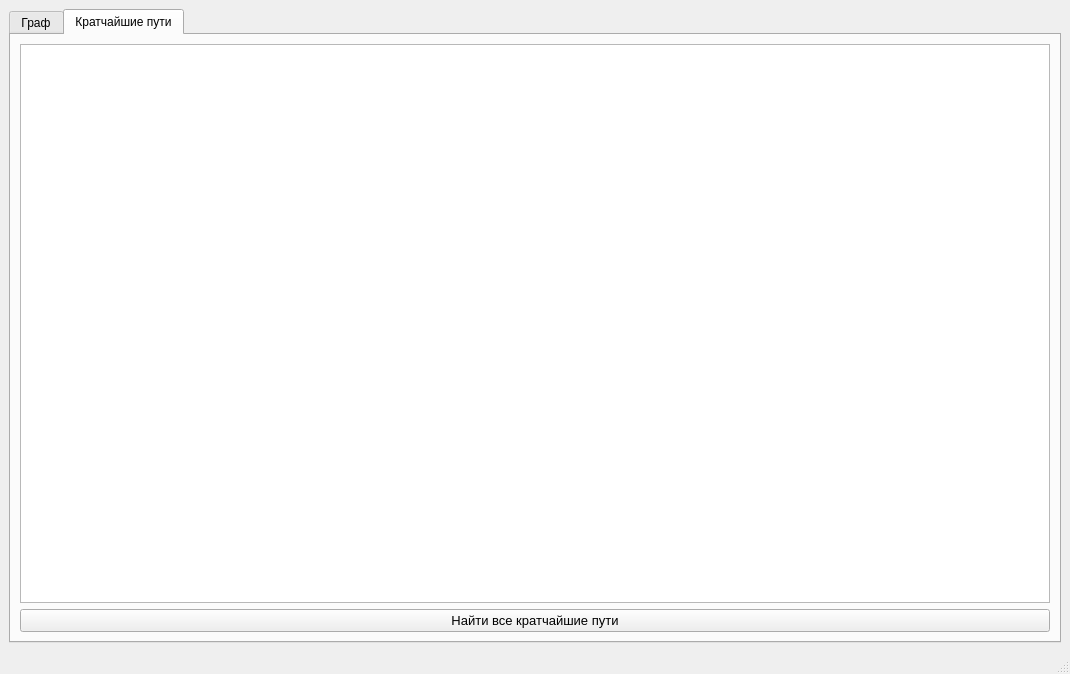
Old version of the form mainwindow.ui in the repository DarkSunGwendolyn/AlgorithmModel.
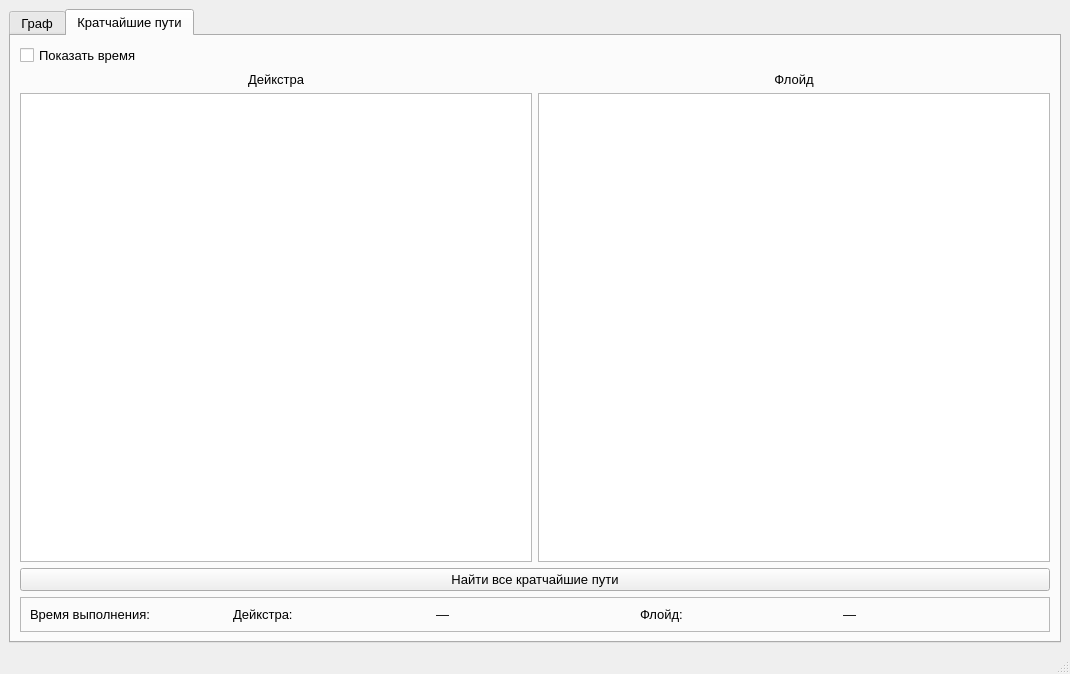
New version of the form. Custom widgets are drawn as their Qt base class.

Commit message: Add Floyd and Dijkstra path tables with execution time display

```diff
--- a/mainwindow.ui
+++ b/mainwindow.ui
@@ -14,9 +14,14 @@
    <string>Вычислительная сеть</string>
   </property>
   <widget class="QWidget" name="centralwidget">
-   <layout class="QVBoxLayout" name="verticalLayout_4">
+   <layout class="QVBoxLayout" name="verticalLayout_6">
     <item>
      <widget class="QTabWidget" name="tabWidget">
+      <property name="font">
+       <font>
+        <pointsize>10</pointsize>
+       </font>
+      </property>
       <property name="currentIndex">
        <number>1</number>
       </property>
@@ -180,7 +185,64 @@
        </attribute>
        <layout class="QVBoxLayout" name="verticalLayout_5">
         <item>
-         <widget class="PathWidget" name="pathWidget"/>
+         <widget class="QCheckBox" name="showTimeCheck">
+          <property name="font">
+           <font>
+            <pointsize>10</pointsize>
+           </font>
+          </property>
+          <property name="text">
+           <string>Показать время</string>
+          </property>
+         </widget>
+        </item>
+        <item>
+         <layout class="QHBoxLayout" name="horizontalLayout_3">
+          <item>
+           <layout class="QVBoxLayout" name="verticalLayout_7">
+            <item>
+             <widget class="QLabel" name="dijkstraPathHeaderLabel">
+              <property name="font">
+               <font>
+                <pointsize>10</pointsize>
+               </font>
+              </property>
+              <property name="text">
+               <string>Дейкстра</string>
+              </property>
+              <property name="alignment">
+               <set>Qt::AlignmentFlag::AlignCenter</set>
+              </property>
+             </widget>
+            </item>
+            <item>
+             <widget class="PathWidget" name="dijkstraPathWidget"/>
+            </item>
+           </layout>
+          </item>
+          <item>
+           <layout class="QVBoxLayout" name="verticalLayout_4">
+            <item>
+             <widget class="QLabel" name="floydPathHeaderLabel">
+              <property name="font">
+               <font>
+                <pointsize>10</pointsize>
+               </font>
+              </property>
+              <property name="text">
+               <string>Флойд</string>
+              </property>
+              <property name="alignment">
+               <set>Qt::AlignmentFlag::AlignCenter</set>
+              </property>
+             </widget>
+            </item>
+            <item>
+             <widget class="PathWidget" name="floydPathWidget"/>
+            </item>
+           </layout>
+          </item>
+         </layout>
         </item>
         <item>
          <widget class="QPushButton" name="findShortestPathsButton">
@@ -194,6 +256,57 @@
           </property>
          </widget>
         </item>
+        <item>
+         <widget class="QFrame" name="timePanel">
+          <property name="frameShape">
+           <enum>QFrame::Shape::StyledPanel</enum>
+          </property>
+          <property name="frameShadow">
+           <enum>QFrame::Shadow::Raised</enum>
+          </property>
+          <layout class="QHBoxLayout" name="horizontalLayout_7">
+           <item>
+            <layout class="QHBoxLayout" name="horizontalLayout_6">
+             <item>
+              <widget class="QLabel" name="ellapsedTimeHeaderLabel">
+               <property name="text">
+                <string>Время выполнения:</string>
+               </property>
+              </widget>
+             </item>
+             <item>
+              <widget class="QLabel" name="dijkstraTimeHeaderLabel">
+               <property name="text">
+                <string>Дейкстра:</string>
+               </property>
+              </widget>
+             </item>
+             <item>
+              <widget class="QLabel" name="dijkstraTimeValueLabel">
+               <property name="text">
+                <string>—</string>
+               </property>
+              </widget>
+             </item>
+             <item>
+              <widget class="QLabel" name="floydTimeHeaderLabel">
+               <property name="text">
+                <string>Флойд:</string>
+               </property>
+              </widget>
+             </item>
+             <item>
+              <widget class="QLabel" name="floydTimeValueLabel">
+               <property name="text">
+                <string>—</string>
+               </property>
+              </widget>
+             </item>
+            </layout>
+           </item>
+          </layout>
+         </widget>
+        </item>
        </layout>
       </widget>
      </widget>
```
The commit also changes 9 other files.
